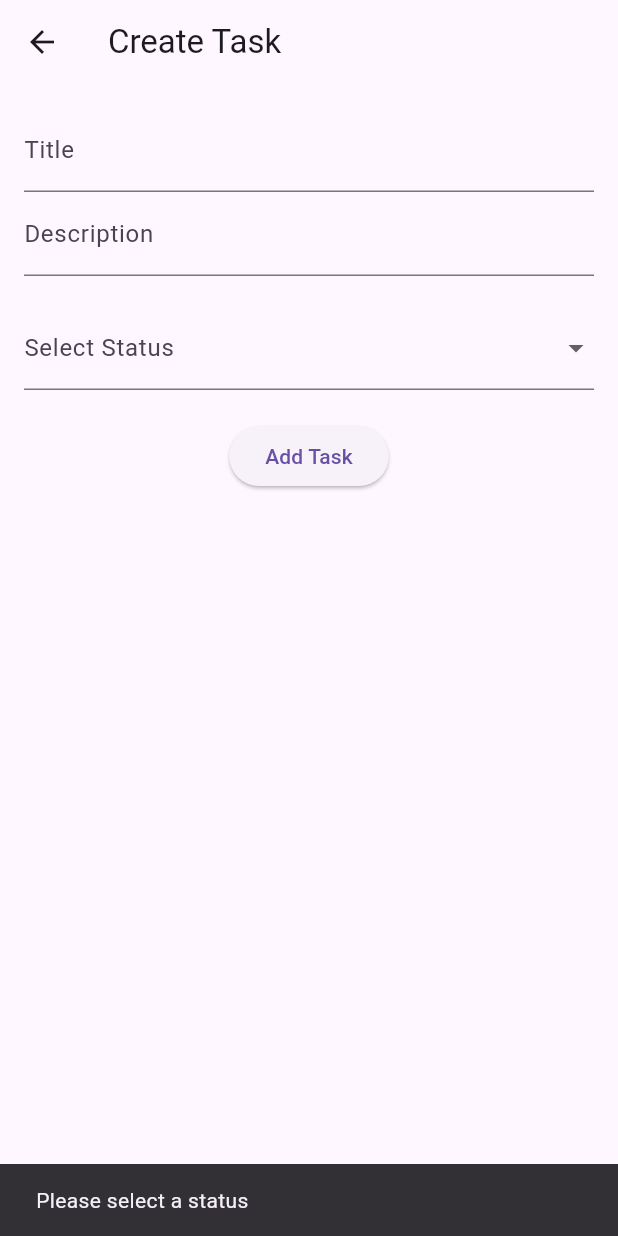
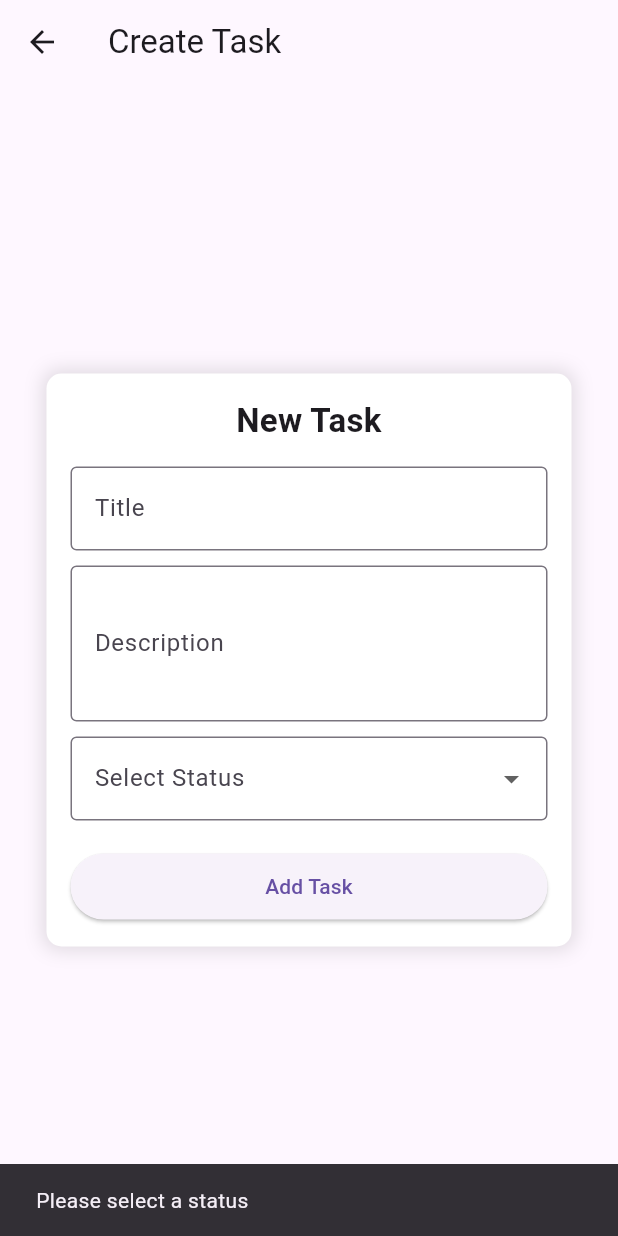
Before and after one commit to rahul1735nandi/task_manager_app, a Flutter app: the CreateTaskPage screen opened directly, after a tap on "Add Task", on a phone screen of 412 x 824 dp. Run offline on Flutter 3.47's test engine with Material 3 defaults, Android fonts, the phone set to English and light mode, and no system bars; our stand-ins replace flutter_secure_storage; accounts and stored records are empty.

Commit message:
updated fields width

```diff
--- a/lib/main.dart
+++ b/lib/main.dart
@@ -431,7 +431,7 @@ class _CreateTaskPageState extends State<CreateTaskPage> {
 
   // Available status options
   final List<String> _statusOptions = ["Pending", "In Progress", "Completed"];
-  String? _selectedStatus; // Holds the selected status
+  String? _selectedStatus;
 
   Future<void> createTask() async {
     if (_selectedStatus == null) {
@@ -444,7 +444,6 @@ class _CreateTaskPageState extends State<CreateTaskPage> {
     final url = Uri.parse('https://parseapi.back4app.com/classes/tasks');
     final token = await storage.read(key: "sessionToken");
 
-      // Fetch the user object ID
     final userResponse = await http.get(
       Uri.parse('https://parseapi.back4app.com/users/me'),
       headers: {
@@ -462,9 +461,8 @@ class _CreateTaskPageState extends State<CreateTaskPage> {
     }
 
     final userData = jsonDecode(userResponse.body);
-      final userId = userData['objectId']; // Get the user ID
+    final userId = userData['objectId'];
 
-      // Create Task with userId and selected status
     final response = await http.post(
       url,
       headers: {
@@ -476,7 +474,7 @@ class _CreateTaskPageState extends State<CreateTaskPage> {
       body: jsonEncode({
         "title": _titleController.text,
         "description": _descriptionController.text,
-          "status": _selectedStatus, // Use the selected status
+        "status": _selectedStatus,
         "userId": {
           "__type": "Pointer",
           "className": "_User",
@@ -489,30 +487,66 @@ class _CreateTaskPageState extends State<CreateTaskPage> {
       ScaffoldMessenger.of(context).showSnackBar(
         SnackBar(content: Text("Task added successfully!")),
       );
-
-        Navigator.pop(context, true); // Pass 'true' to indicate task was added
+      Navigator.pop(context, true);
     } else {
       ScaffoldMessenger.of(context).showSnackBar(
         SnackBar(content: Text("Task creation failed!")),
       );
     }
   }
+
   @override
   Widget build(BuildContext context) {
     return Scaffold(
       appBar: AppBar(title: Text("Create Task")),
-      body: Padding(
+      body: Center(
+        child: Container(
+          width: 350, // Reduce form width for a better layout
           padding: EdgeInsets.all(16.0),
+          decoration: BoxDecoration(
+            color: Colors.white,
+            borderRadius: BorderRadius.circular(10),
+            boxShadow: [
+              BoxShadow(
+                color: Colors.black12,
+                blurRadius: 10,
+                spreadRadius: 2,
+              ),
+            ],
+          ),
           child: Column(
+            mainAxisSize: MainAxisSize.min,
+            crossAxisAlignment: CrossAxisAlignment.stretch,
             children: [
-            TextField(controller: _titleController, decoration: InputDecoration(labelText: "Title")),
-            TextField(controller: _descriptionController, decoration: InputDecoration(labelText: "Description")),
-            SizedBox(height: 20),
-
-            // Dropdown for status selection
+              Text(
+                "New Task",
+                style: TextStyle(fontSize: 22, fontWeight: FontWeight.bold),
+                textAlign: TextAlign.center,
+              ),
+              SizedBox(height: 15),
+              TextField(
+                controller: _titleController,
+                decoration: InputDecoration(
+                  labelText: "Title",
+                  border: OutlineInputBorder(),
+                ),
+              ),
+              SizedBox(height: 10),
+              TextField(
+                controller: _descriptionController,
+                decoration: InputDecoration(
+                  labelText: "Description",
+                  border: OutlineInputBorder(),
+                ),
+                maxLines: 3,
+              ),
+              SizedBox(height: 10),
               DropdownButtonFormField<String>(
                 value: _selectedStatus,
-              decoration: InputDecoration(labelText: "Select Status"),
+                decoration: InputDecoration(
+                  labelText: "Select Status",
+                  border: OutlineInputBorder(),
+                ),
                 items: _statusOptions.map((String status) {
                   return DropdownMenuItem<String>(
                     value: status,
@@ -525,10 +559,16 @@ class _CreateTaskPageState extends State<CreateTaskPage> {
                   });
                 },
               ),
-
               SizedBox(height: 20),
-            ElevatedButton(onPressed: createTask, child: Text("Add Task")),
+              ElevatedButton(
+                onPressed: createTask,
+                style: ElevatedButton.styleFrom(
+                  padding: EdgeInsets.symmetric(vertical: 12),
+                ),
+                child: Text("Add Task"),
+              ),
             ],
+          ),
         ),
       ),
     );
@@ -593,17 +633,55 @@ class _EditTaskPageState extends State<EditTaskPage> {
   @override
 Widget build(BuildContext context) {
   return Scaffold(
-      appBar: AppBar(title: Text("Edit Task")),
-      body: Padding(
+    appBar: AppBar(title: Text("Update Task")),
+    body: Center(
+      child: Container(
+        width: 350, // Set fixed width for a better UI
         padding: EdgeInsets.all(16.0),
+        decoration: BoxDecoration(
+          color: Colors.white,
+          borderRadius: BorderRadius.circular(10),
+          boxShadow: [
+            BoxShadow(
+              color: Colors.black12,
+              blurRadius: 10,
+              spreadRadius: 2,
+            ),
+          ],
+        ),
         child: Column(
+          mainAxisSize: MainAxisSize.min,
+          crossAxisAlignment: CrossAxisAlignment.stretch,
           children: [
-            TextField(controller: _titleController, decoration: InputDecoration(labelText: "Title")),
-            TextField(controller: _descriptionController, decoration: InputDecoration(labelText: "Description")),
-            SizedBox(height: 20),
+            Text(
+              "Update Task",
+              style: TextStyle(fontSize: 22, fontWeight: FontWeight.bold),
+              textAlign: TextAlign.center,
+            ),
+            SizedBox(height: 15),
+            TextField(
+              controller: _titleController,
+              decoration: InputDecoration(
+                labelText: "Title",
+                border: OutlineInputBorder(),
+              ),
+            ),
+            SizedBox(height: 10),
+            TextField(
+              controller: _descriptionController,
+              decoration: InputDecoration(
+                labelText: "Description",
+                border: OutlineInputBorder(),
+              ),
+              maxLines: 3,
+            ),
+            SizedBox(height: 10),
             DropdownButtonFormField<String>(
               value: _selectedStatus,
-              decoration: InputDecoration(labelText: "Select Status"),
+              decoration: InputDecoration(
+                labelText: "Select Status",
+                border: OutlineInputBorder(),
+              ),
               items: _statusOptions.map((String status) {
                 return DropdownMenuItem<String>(
                   value: status,
@@ -617,10 +695,18 @@ class _EditTaskPageState extends State<EditTaskPage> {
               },
             ),
             SizedBox(height: 20),
-            ElevatedButton(onPressed: updateTask, child: Text("Update Task")),
+            ElevatedButton(
+              onPressed: updateTask,
+              style: ElevatedButton.styleFrom(
+                padding: EdgeInsets.symmetric(vertical: 12),
+              ),
+              child: Text("Update Task"),
+            ),
           ],
+        ),
       ),
     ),
   );
 }
+
 }
```
Lines whose indentation alone changed are shown as unchanged.
